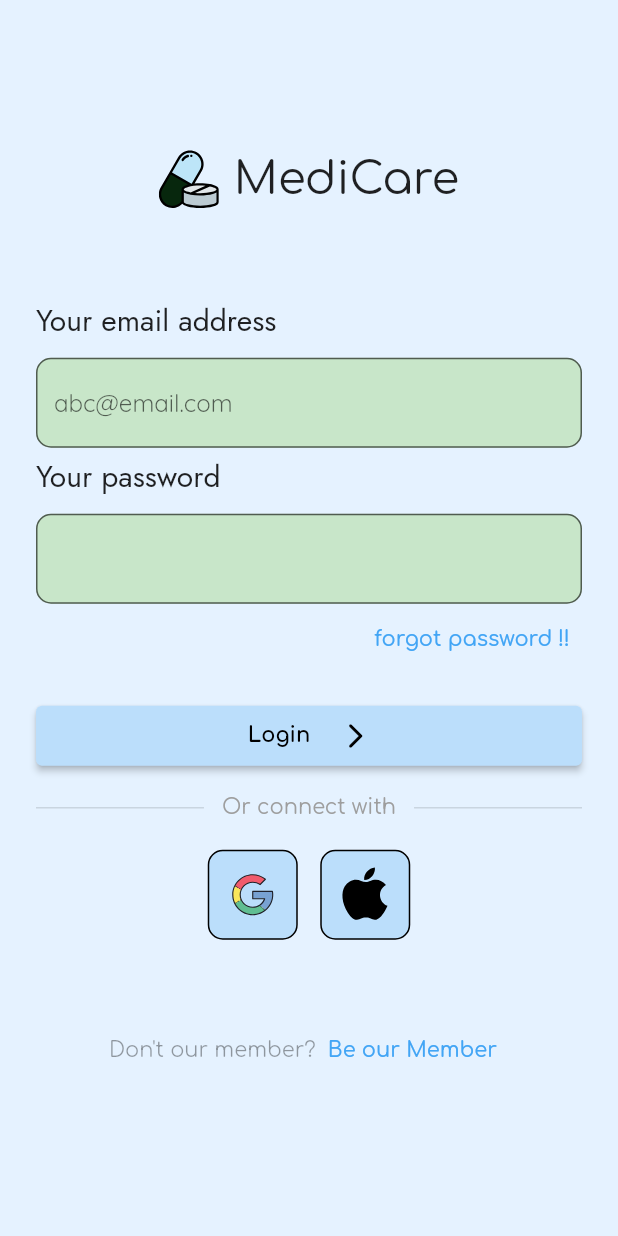
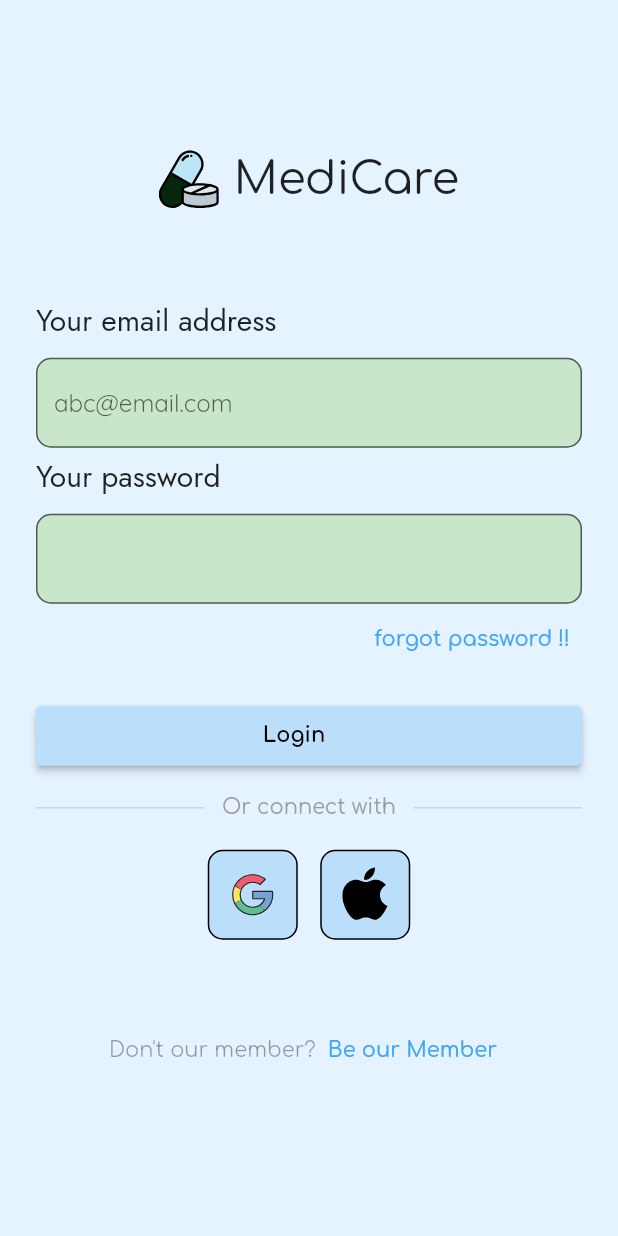
Before and after one commit to Saon00/medicare-apps, a Flutter app: the LoginPage screen opened directly, on a phone screen of 412 x 824 dp. Run offline on Flutter 3.47's test engine with Material 2 defaults, Android fonts, the phone set to English and light mode, and no system bars; our stand-ins replace curved_navigation_bar, flutter_svg, google_fonts.

Commit message:
icon removed from mybutton

```diff
--- a/lib/pages/login_page.dart
+++ b/lib/pages/login_page.dart
@@ -75,7 +75,6 @@ class _LoginPageState extends State<LoginPage> {
                 // login button
                 const MyButton(
                   text: 'Login',
-                  icon: Icon(Icons.arrow_forward_ios_rounded, size: 20),
                 ),
                 const SizedBox(height: 20),
 
--- a/lib/pages/signup_page.dart
+++ b/lib/pages/signup_page.dart
@@ -1,5 +1,6 @@
 import 'package:flutter/material.dart';
 import 'package:google_fonts/google_fonts.dart';
+import 'package:medicalthemeapp/utils/buttons.dart';
 import 'package:medicalthemeapp/utils/textform.dart';
 
 import '../utils/colors.dart';
@@ -85,6 +86,7 @@ class _SignUpPageState extends State<SignUpPage> {
             //     style: const TextStyle(color: Colors.black, fontSize: 20)),
 
             // sign up button
+            const MyButton(text: 'Continue'),
 
             // already have account
           ],
--- a/lib/utils/buttons.dart
+++ b/lib/utils/buttons.dart
@@ -3,11 +3,9 @@ import 'package:google_fonts/google_fonts.dart';
 
 class MyButton extends StatelessWidget {
   final String text;
-  final Icon icon;
   const MyButton({
     Key? key,
     required this.text,
-    required this.icon,
   }) : super(key: key);
 
   @override
@@ -22,7 +20,6 @@ class MyButton extends StatelessWidget {
             children: [
               Text(text),
               const SizedBox(width: 20),
-              icon,
             ],
           ),
           style: ElevatedButton.styleFrom(
```
